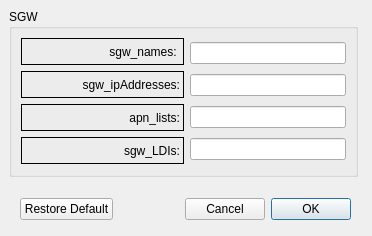
Old version of the form LTEsimGeneratorGUI/Ui/DataForms/sgwform.ui in the repository moniss23/junit4.
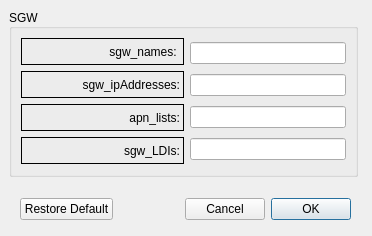
New version of the form.

What changed in the file:
```diff
--- a/LTEsimGeneratorGUI/Ui/DataForms/sgwform.ui
+++ b/LTEsimGeneratorGUI/Ui/DataForms/sgwform.ui
@@ -25,6 +25,9 @@
    <property name="title">
     <string>SGW</string>
    </property>
+   <property name="alignment">
+    <set>Qt::AlignLeading|Qt::AlignLeft|Qt::AlignVCenter</set>
+   </property>
    <layout class="QGridLayout" name="gridLayout_2">
     <item row="0" column="0">
      <layout class="QVBoxLayout" name="verticalLayout">
```
